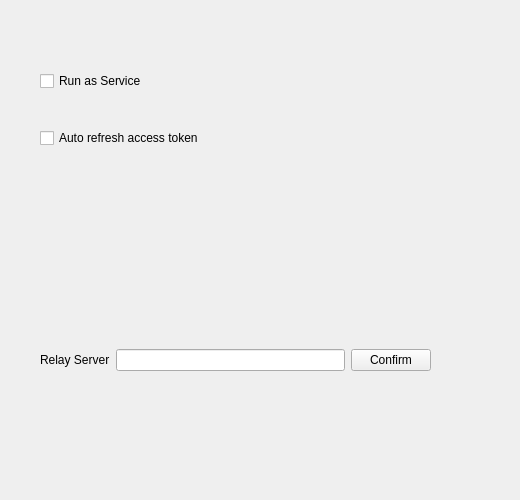
Old version of the form app/src/views/setting/settingpage.ui in the repository pjlt/lanthing-pc.
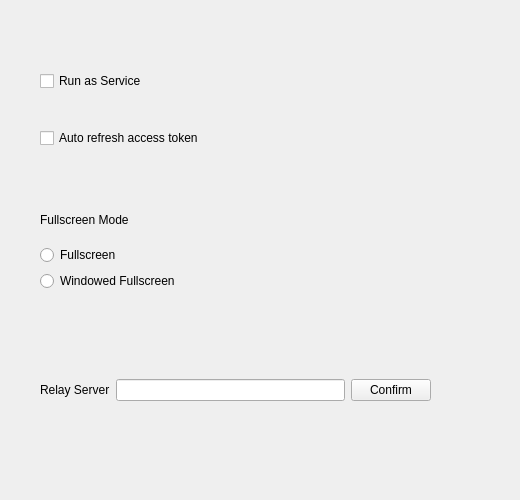
New version of the form.

The edit to the form file:
```diff
--- a/app/src/views/setting/settingpage.ui
+++ b/app/src/views/setting/settingpage.ui
@@ -43,9 +43,9 @@
    <property name="geometry">
     <rect>
      <x>40</x>
-     <y>270</y>
+     <y>330</y>
      <width>391</width>
-     <height>181</height>
+     <height>121</height>
     </rect>
    </property>
    <layout class="QVBoxLayout" name="verticalLayout">
@@ -72,6 +72,39 @@
     </item>
    </layout>
   </widget>
+  <widget class="QWidget" name="verticalLayoutWidget_2">
+   <property name="geometry">
+    <rect>
+     <x>40</x>
+     <y>200</y>
+     <width>301</width>
+     <height>91</height>
+    </rect>
+   </property>
+   <layout class="QVBoxLayout" name="verticalLayout_2">
+    <item>
+     <widget class="QLabel" name="label_fullscreen">
+      <property name="text">
+       <string>Fullscreen Mode</string>
+      </property>
+     </widget>
+    </item>
+    <item>
+     <widget class="QRadioButton" name="radio_fullscreen">
+      <property name="text">
+       <string>Fullscreen</string>
+      </property>
+     </widget>
+    </item>
+    <item>
+     <widget class="QRadioButton" name="radio_windowed_fullscreen">
+      <property name="text">
+       <string>Windowed Fullscreen</string>
+      </property>
+     </widget>
+    </item>
+   </layout>
+  </widget>
  </widget>
  <resources/>
  <connections/>
```
